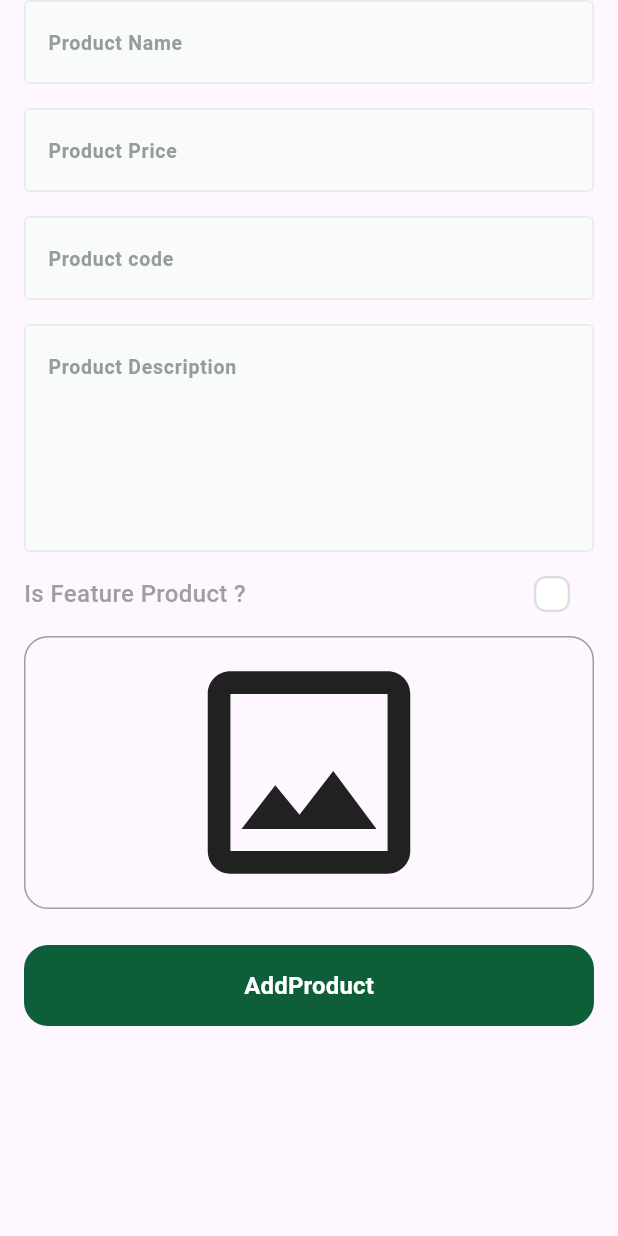
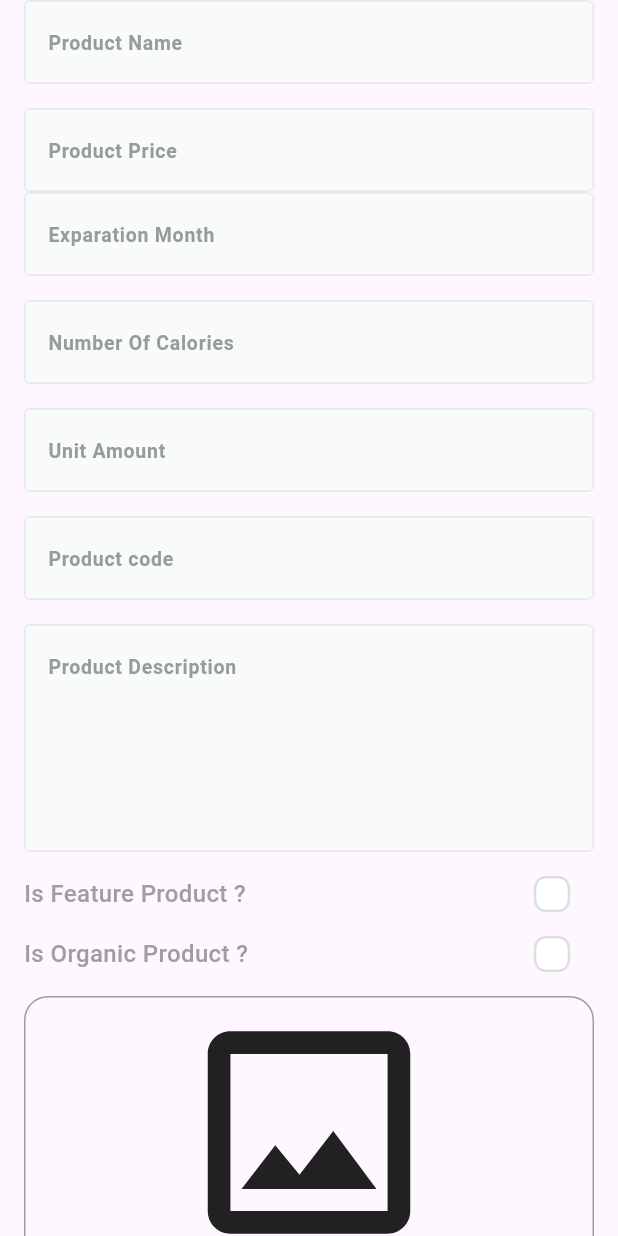
Before and after one commit to youssef336/fruits_hub_dashboard, a Flutter app: the AddProductViewBody widget shown alone on an empty page, opened directly, on a phone screen of 412 x 824 dp. Run offline on Flutter 3.47's test engine with Material 3 defaults, Android fonts, the phone set to English and light mode, and no system bars; drawn by our look-alikes of skeletonizer; our stand-ins replace bloc, cloud_firestore, dartz, firebase_core, firebase_storage, flutter_bloc and 3 more; accounts and stored records are empty; Roboto replaces fonts that are missing (Cairo).

Commit message:
is_organic_check_box

```diff
--- a/lib/constant.dart
+++ b/lib/constant.dart
@@ -17,4 +17,4 @@ const KisBoardingViewSeen = 'isBoardingViewSeen';
 
 const KUserData = 'userData';
 
-const Fruit_Hup_app = 'D:\Me\flutter\Done\fruits_hub_app';
+const Fruit_Hup_app = 'D:Me\flutterDone\fruits_hub_app';
--- a/lib/feature/add_product/domain/entities/add_product_input_entity.dart
+++ b/lib/feature/add_product/domain/entities/add_product_input_entity.dart
@@ -8,14 +8,25 @@ class AddProductInputEntity {
   final String code;
   final bool isfeatured;
   String? imageurl;
+  final int experationMonths;
+  final bool isOrganic;
+  final int numbersOfCalories;
+  final int unitAmount;
+  final num averageRating = 0;
+  final num ratingCount = 0;
 
   AddProductInputEntity({
+    required this.experationMonths,
+    required this.unitAmount,
+    required this.numbersOfCalories,
     required this.name,
     required this.description,
+
     required this.price,
     required this.image,
     required this.code,
     required this.isfeatured,
+    this.isOrganic = false,
     this.imageurl,
   });
 }
--- a/lib/feature/add_product/presentation/views/add_product_view.dart
+++ b/lib/feature/add_product/presentation/views/add_product_view.dart
@@ -5,7 +5,6 @@ import 'package:fruits_hub_dashboard/core/repos/product_repo/product_repo.dart';
 import 'package:fruits_hub_dashboard/core/services/get_it_service.dart';
 import 'package:fruits_hub_dashboard/core/widgets/custom_app_bar.dart';
 import 'package:fruits_hub_dashboard/feature/add_product/presentation/manager/add_product_cubit/add_product_cubit.dart';
-import 'package:fruits_hub_dashboard/feature/add_product/presentation/views/widgets/add_product_view_body.dart';
 import 'package:fruits_hub_dashboard/feature/add_product/presentation/views/widgets/add_product_view_body_bloc_consumer.dart';
 
 class AddProductView extends StatelessWidget {
--- a/lib/feature/add_product/presentation/views/widgets/add_product_view_body.dart
+++ b/lib/feature/add_product/presentation/views/widgets/add_product_view_body.dart
@@ -6,8 +6,9 @@ import 'package:fruits_hub_dashboard/core/widgets/custom_buttom.dart';
 import 'package:fruits_hub_dashboard/core/widgets/custom_text_feild.dart';
 import 'package:fruits_hub_dashboard/feature/add_product/domain/entities/add_product_input_entity.dart';
 import 'package:fruits_hub_dashboard/feature/add_product/presentation/manager/add_product_cubit/add_product_cubit.dart';
+import 'package:fruits_hub_dashboard/feature/add_product/presentation/views/widgets/feature_product_check_box.dart';
 import 'package:fruits_hub_dashboard/feature/add_product/presentation/views/widgets/image_feild.dart';
-import 'package:fruits_hub_dashboard/feature/add_product/presentation/views/widgets/feature_product.dart';
+import 'package:fruits_hub_dashboard/feature/add_product/presentation/views/widgets/is_organic_check_box.dart';
 
 class AddProductViewBody extends StatefulWidget {
   const AddProductViewBody({super.key});
@@ -21,9 +22,10 @@ class _AddProductViewBodyState extends State<AddProductViewBody> {
   AutovalidateMode autovalidateMode = AutovalidateMode.disabled;
 
   late String name, code, description;
-  late num price;
+  late num price, exparationMonth, numberOfCalories, unitAmount;
   File? image;
   bool isFeatureProduct = false;
+  bool isOrganic = false;
   @override
   Widget build(BuildContext context) {
     return Padding(
@@ -50,6 +52,29 @@ class _AddProductViewBodyState extends State<AddProductViewBody> {
                 hintText: 'Product Price',
                 textInputType: TextInputType.number,
               ),
+              CustomTextFormFeild(
+                onSaved: (p0) {
+                  exparationMonth = num.parse(p0!);
+                },
+                hintText: 'Exparation Month',
+                textInputType: TextInputType.number,
+              ),
+              SizedBox(height: 16),
+              CustomTextFormFeild(
+                onSaved: (p0) {
+                  numberOfCalories = num.parse(p0!);
+                },
+                hintText: 'Number Of Calories',
+                textInputType: TextInputType.number,
+              ),
+              SizedBox(height: 16),
+              CustomTextFormFeild(
+                onSaved: (p0) {
+                  unitAmount = num.parse(p0!);
+                },
+                hintText: 'Unit Amount',
+                textInputType: TextInputType.number,
+              ),
               SizedBox(height: 16),
               CustomTextFormFeild(
                 onSaved: (p0) {
@@ -68,9 +93,15 @@ class _AddProductViewBodyState extends State<AddProductViewBody> {
                 maxLines: 5,
               ),
               SizedBox(height: 16),
-              FeatureProductWidget(
+              FeatureProductCheckBox(
                 onChanged: (value) {
                   isFeatureProduct = value;
+                },
+              ),
+              SizedBox(height: 16),
+              IsOrganicCheckBox(
+                onChanged: (value) {
+                  isOrganic = value;
                 },
               ),
               SizedBox(height: 16),
@@ -88,6 +119,10 @@ class _AddProductViewBodyState extends State<AddProductViewBody> {
                       formKey.currentState!.save();
                       AddProductInputEntity product = AddProductInputEntity(
                         name: name,
+                        experationMonths: exparationMonth.toInt(),
+                        numbersOfCalories: numberOfCalories.toInt(),
+                        unitAmount: unitAmount.toInt(),
+                        isOrganic: isOrganic,
                         code: code,
                         description: description,
                         price: price,
--- a/lib/feature/add_product/presentation/views/widgets/add_product_view_body_bloc_consumer.dart
+++ b/lib/feature/add_product/presentation/views/widgets/add_product_view_body_bloc_consumer.dart
@@ -2,6 +2,7 @@ import 'package:flutter/material.dart';
 import 'package:flutter_bloc/flutter_bloc.dart';
 import 'package:fruits_hub_dashboard/core/helper_functions/build_bar.dart';
 import 'package:fruits_hub_dashboard/core/widgets/custom_modal_progress_hub.dart';
+import 'package:fruits_hub_dashboard/feature/add_product/presentation/manager/add_product_cubit/add_product_cubit.dart';
 import 'package:fruits_hub_dashboard/feature/add_product/presentation/manager/add_product_cubit/add_product_state.dart';
 import 'package:fruits_hub_dashboard/feature/add_product/presentation/views/widgets/add_product_view_body.dart';
 
@@ -10,7 +11,7 @@ class AddProductViewBodyBlocConsumer extends StatelessWidget {
 
   @override
   Widget build(BuildContext context) {
-    return BlocConsumer(
+    return BlocConsumer<AddProductCubit, AddProductState>(
       listener: (context, state) {
         if (state is AddProductfailure) {
           buildBar(context, state.message);
--- a/lib/feature/add_product/presentation/views/widgets/feature_product.dart
+++ b/lib/feature/add_product/presentation/views/widgets/feature_product_check_box.dart
@@ -2,14 +2,14 @@ import 'package:flutter/material.dart';
 import 'package:fruits_hub_dashboard/core/utils/text_styles.dart';
 import 'package:fruits_hub_dashboard/feature/add_product/presentation/views/widgets/custom_chek_box.dart';
 
-class FeatureProductWidget extends StatefulWidget {
-  const FeatureProductWidget({super.key, required this.onChanged});
+class FeatureProductCheckBox extends StatefulWidget {
+  const FeatureProductCheckBox({super.key, required this.onChanged});
   final ValueChanged<bool> onChanged;
   @override
-  State<FeatureProductWidget> createState() => _FeatureProductWidgetState();
+  State<FeatureProductCheckBox> createState() => _FeatureProductCheckBoxState();
 }
 
-class _FeatureProductWidgetState extends State<FeatureProductWidget> {
+class _FeatureProductCheckBoxState extends State<FeatureProductCheckBox> {
   bool isTermsAccepted = false;
 
   @override
--- /dev/null
+++ b/lib/feature/add_product/presentation/views/widgets/is_organic_check_box.dart
@@ -0,0 +1,43 @@
+import 'package:flutter/material.dart';
+import 'package:fruits_hub_dashboard/core/utils/text_styles.dart';
+import 'package:fruits_hub_dashboard/feature/add_product/presentation/views/widgets/custom_chek_box.dart';
+
+class IsOrganicCheckBox extends StatefulWidget {
+  const IsOrganicCheckBox({super.key, required this.onChanged});
+  final ValueChanged<bool> onChanged;
+  @override
+  State<IsOrganicCheckBox> createState() => _IsOrganicCheckBoxState();
+}
+
+class _IsOrganicCheckBoxState extends State<IsOrganicCheckBox> {
+  bool isTermsAccepted = false;
+
+  @override
+  Widget build(BuildContext context) {
+    return Row(
+      mainAxisAlignment: MainAxisAlignment.start, // Centers children vertically
+      children: [
+        Expanded(
+          child: Text(
+            'Is Organic Product ?',
+            style: AppTextStyles.bodyBaseBold.copyWith(
+              fontWeight: FontWeight.w500,
+              color: Colors.grey,
+            ),
+            textAlign: TextAlign.left,
+          ),
+        ),
+        SizedBox(width: 8),
+        CustomChekBox(
+          onChanged: (value) {
+            isTermsAccepted = value;
+            widget.onChanged(value);
+            setState(() {});
+          },
+          isChecked: isTermsAccepted,
+        ),
+        const SizedBox(width: 16),
+      ],
+    );
+  }
+}
```
Also changed, not shown: lib/feature/add_product/data/models/add_product_input_model.dart (+20 -0 lines).
